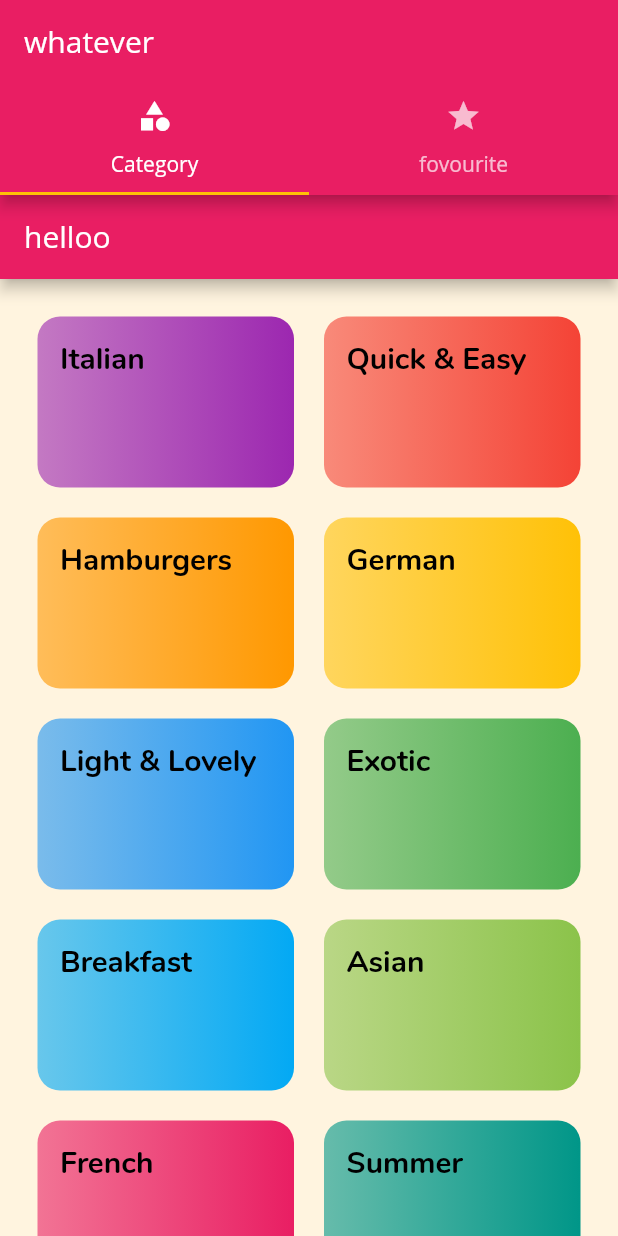
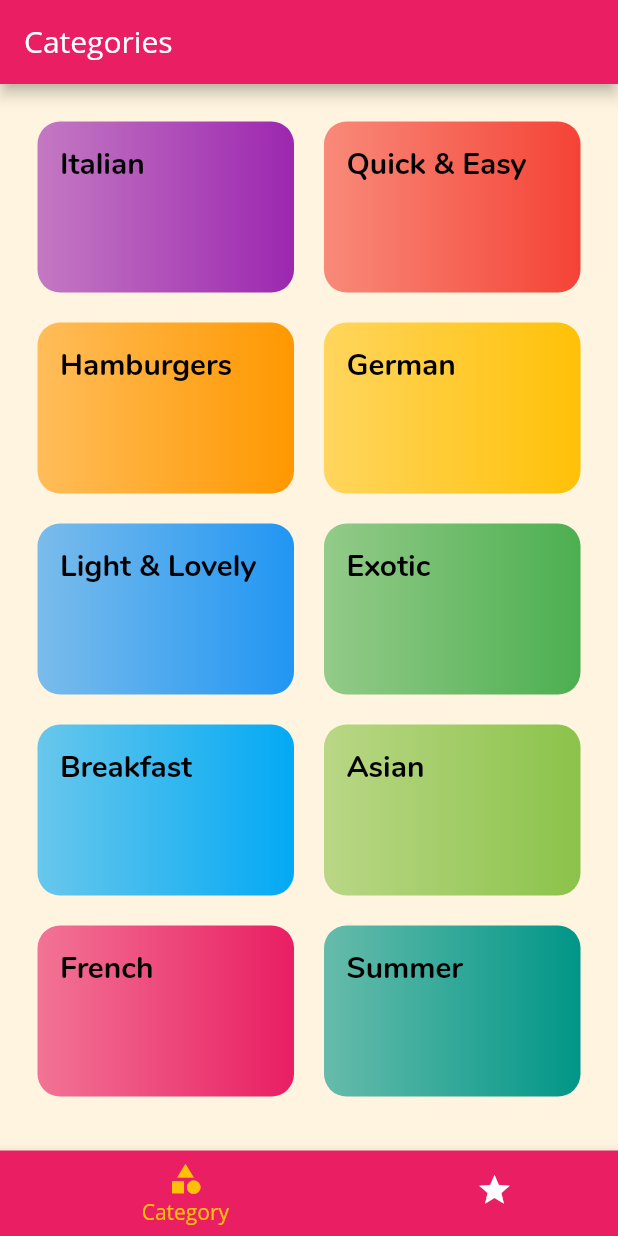
Before and after one commit to ahmad4hat/flutter_learning_all, a Flutter app: the screen it shows after launch, on a phone screen of 412 x 824 dp. Run offline on Flutter 3.47's test engine with Material 2 defaults, Android fonts, the phone set to English and light mode, and no system bars; missing offline and left inert: dart:ffi.

Commit message:
recipe app: bottom tab bar implementation

```diff
--- a/recipe_app/lib/main.dart
+++ b/recipe_app/lib/main.dart
@@ -18,6 +18,9 @@ class MyApp extends StatelessWidget {
         accentColor: Colors.amber,
         canvasColor: Color.fromRGBO(255, 244, 223, 1),
         fontFamily: 'OpenSans',
+
+        bottomAppBarTheme: BottomAppBarTheme(color: Colors.red),
+
         textTheme: ThemeData.light().textTheme.copyWith(
               body1: TextStyle(
                 color: Color.fromRGBO(20, 51, 1, 1),
--- a/recipe_app/lib/screens/categories_screen.dart
+++ b/recipe_app/lib/screens/categories_screen.dart
@@ -5,13 +5,7 @@ import './../widgets/categories/category_item.dart';
 class CategoriesScreen extends StatelessWidget {
   @override
   Widget build(BuildContext context) {
-    return Scaffold(
-      appBar: AppBar(
-        title: Text(
-          "helloo",
-        ),
-      ),
-      body: GridView(
+    return GridView(
       padding: EdgeInsets.all(25),
       children: DUMMY_CATEGORIES
           .map((ctd) => CategoryItem(ctd.id, ctd.title, ctd.color))
@@ -21,7 +15,6 @@ class CategoriesScreen extends StatelessWidget {
           childAspectRatio: 3 / 2,
           crossAxisSpacing: 20,
           mainAxisSpacing: 20),
-      ),
     );
   }
 }
--- a/recipe_app/lib/screens/tabs_screen.dart
+++ b/recipe_app/lib/screens/tabs_screen.dart
@@ -8,29 +8,45 @@ class TabsScreen extends StatefulWidget {
 }
 
 class _TabsScreenState extends State<TabsScreen> {
+  List<Map<String, Object>> _pages = [
+    {"page": CategoriesScreen(), "title": "Categories"},
+    {"page": FavouriteScreen(), "title": "Favorite"}
+  ];
+
+  int _selectedIndex = 0;
+
+  void _setSelectedIndex(int index) {
+    setState(() {
+      _selectedIndex = index;
+    });
+  }
+
   @override
   Widget build(BuildContext context) {
-    return DefaultTabController(
-      length: 2,
-      child: Scaffold(
-        appBar: AppBar(
-          title: Text('whatever'),
-          bottom: TabBar(
-            tabs: <Widget>[
-              Tab(
-                icon: Icon(Icons.category),
-                text: 'Category',
-              ),
-              Tab(
-                icon: Icon(Icons.star),
-                text: 'fovourite',
-              ),
-            ],
-          ),
-        ),
-        body: TabBarView(
-          children: <Widget>[CategoriesScreen(), FavouriteScreen()],
-        ),
+    return Scaffold(
+      appBar: AppBar(
+        title: Text(_pages[_selectedIndex]["title"]),
+      ),
+      body: _pages[_selectedIndex]["page"],
+      bottomNavigationBar: BottomNavigationBar(
+        type: BottomNavigationBarType.shifting,
+        backgroundColor: Theme.of(context).primaryColor,
+        onTap: _setSelectedIndex,
+        currentIndex: _selectedIndex,
+        selectedItemColor: Theme.of(context).accentColor,
+        unselectedItemColor: Colors.white,
+        // fixedColor: Colors.red,
+        items: [
+          BottomNavigationBarItem(
+              backgroundColor: Theme.of(context)
+                  .primaryColor, // you have to add seperate background color for each item for BottomNavigationBarType.shifting,
+              icon: Icon(Icons.category),
+              title: Text("Category")),
+          BottomNavigationBarItem(
+              backgroundColor: Theme.of(context).primaryColor,
+              icon: Icon(Icons.star),
+              title: Text("Favourite")),
+        ],
       ),
     );
   }
```
Lines whose indentation alone changed are shown as unchanged.
